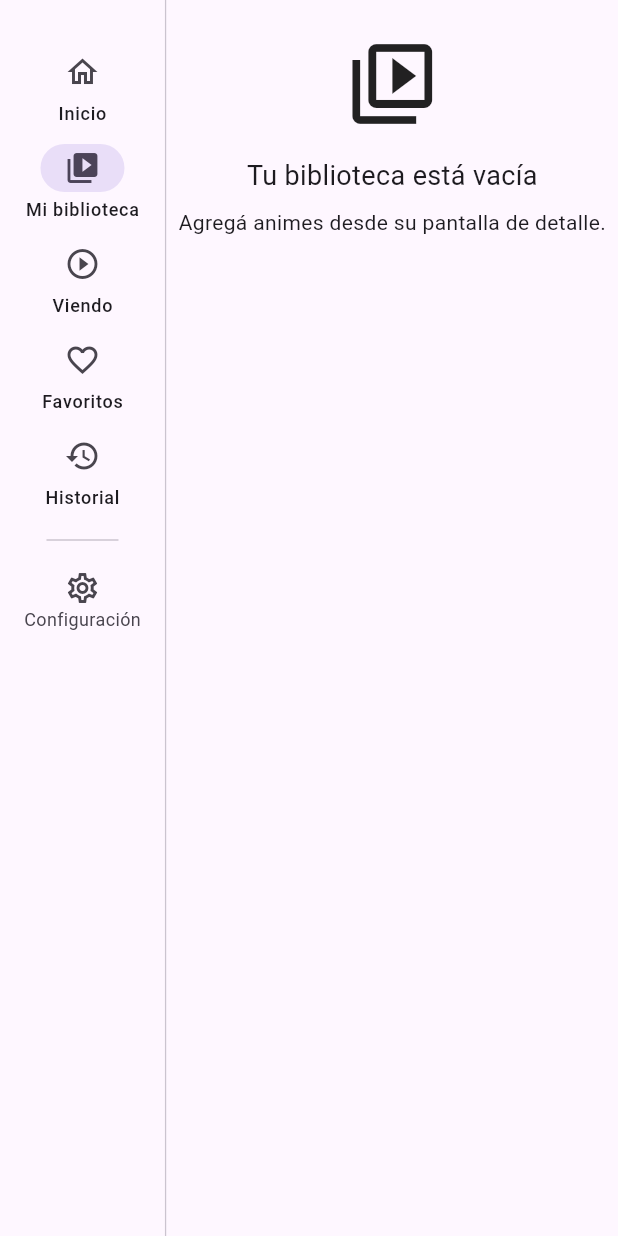
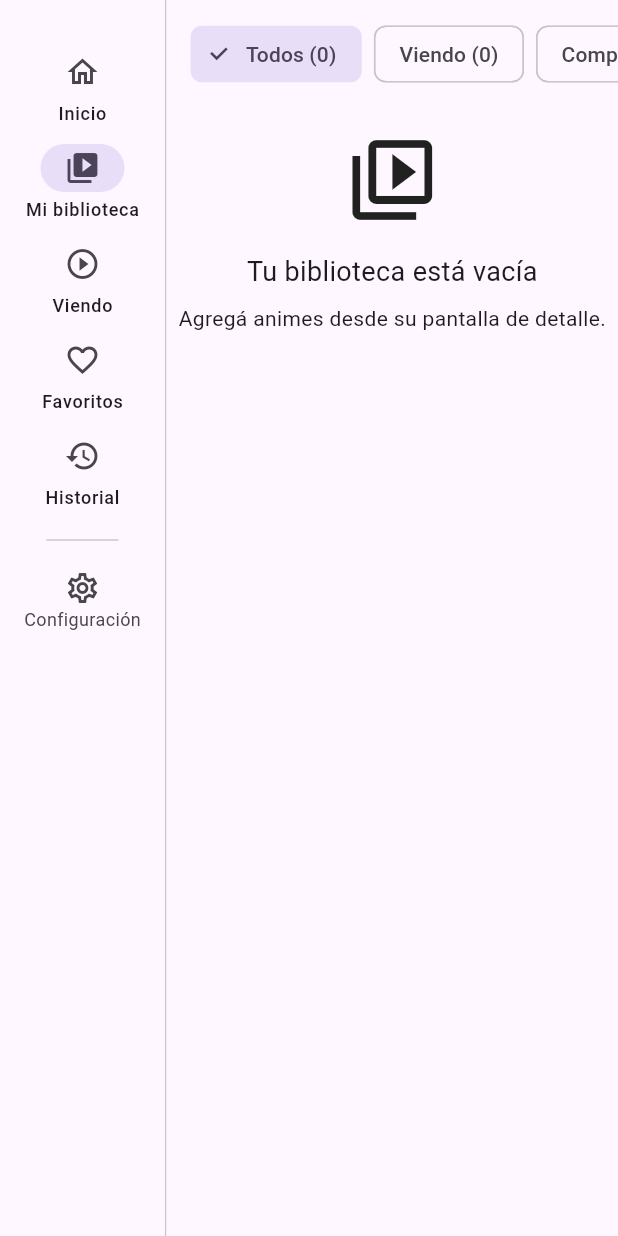
Before and after one commit to AlvaroSalla/anime_tracker, a Flutter app: the screen it shows after launch, after a tap on "Configuración", after a tap on "Inicio", after a tap on "Mi biblioteca", on a phone screen of 412 x 824 dp. Run offline on Flutter 3.47's test engine with Material 3 defaults, Android fonts, the phone set to English and light mode, and no system bars; our stand-ins replace sqflite, sqflite_common_ffi; accounts and stored records are empty; network calls fail.

Commit message:
feat: filtros de estado en mi biblioteca con contador por estado

```diff
--- a/lib/screens/biblioteca_screen.dart
+++ b/lib/screens/biblioteca_screen.dart
@@ -29,16 +29,39 @@ class BibliotecaScreenState extends State<BibliotecaScreen> {
   late final BibliotecaRepository _repository;
   late Future<List<EntradaBiblioteca>> _futuro;
 
+  /// Filtro activo. `null` significa "Todos" (default al entrar).
+  EstadoBiblioteca? _filtroActivo;
+
+  /// Conteos por estado para los chips. Se calculan en memoria sobre
+  /// `obtenerTodas()` (una sola consulta) para no disparar una query
+  /// por chip. La lista visible sí usa `obtenerPorEstado` cuando hay
+  /// filtro (requisito del módulo).
+  Map<EstadoBiblioteca, int> _conteos = {
+    for (final estado in EstadoBiblioteca.values) estado: 0,
+  };
+  int _total = 0;
+
   @override
   void initState() {
     super.initState();
     _repository = widget.repository ?? BibliotecaRepository();
     _futuro = _cargar();
+    // _cargar() actualiza _conteos/_total al completarse, pero la barra
+    // de filtros vive fuera del FutureBuilder: este then la refresca.
+    _futuro.then(
+      (_) {
+        if (mounted) setState(() {});
+      },
+      onError: (error, stack) {
+        if (mounted) setState(() {});
+      },
+    );
   }
 
   /// Relee la base y refresca la UI. Lo llama el [AppShell] cada vez
   /// que se selecciona esta sección, el pull-to-refresh, el botón de
-  /// reintentar y esta misma pantalla al volver del detalle.
+  /// reintentar, esta misma pantalla al volver del detalle y el cambio
+  /// de filtro. Respeta [_filtroActivo]: no lo resetea a "Todos".
   Future<void> recargar() async {
     final futuro = _cargar();
     // Bloque (no `=>`): la asignación devuelve el Future y setState
@@ -46,21 +69,53 @@ class BibliotecaScreenState extends State<BibliotecaScreen> {
     setState(() {
       _futuro = futuro;
     });
+    try {
       await futuro;
+    } finally {
+      // Refresca la barra de filtros (conteos) que está fuera del
+      // FutureBuilder. El `finally` cubre también el caso de error.
+      if (mounted) setState(() {});
+    }
   }
 
   Future<List<EntradaBiblioteca>> _cargar() async {
     try {
-      final entradas = await _repository.obtenerTodas();
+      // Una sola lectura total para los contadores de los chips.
+      final todas = await _repository.obtenerTodas();
+      final conteos = {
+        for (final estado in EstadoBiblioteca.values) estado: 0,
+      };
+      for (final entrada in todas) {
+        conteos[entrada.estado] = (conteos[entrada.estado] ?? 0) + 1;
+      }
+      _conteos = conteos;
+      _total = todas.length;
+      if (_filtroActivo == null) {
         debugPrint(
-        '[Biblioteca] obtenerTodas() → ${entradas.length} entradas: '
-        '${entradas.map((e) => e.animeId).toList()}',
+          '[Biblioteca] obtenerTodas() → ${todas.length} entradas: '
+          '${todas.map((e) => e.animeId).toList()}',
         );
-      return entradas;
+        return todas;
+      }
+      final filtradas =
+          await _repository.obtenerPorEstado(_filtroActivo!);
+      debugPrint(
+        '[Biblioteca] obtenerPorEstado(${_filtroActivo!.name}) → '
+        '${filtradas.length} entradas: '
+        '${filtradas.map((e) => e.animeId).toList()}',
+      );
+      return filtradas;
     } catch (e) {
-      debugPrint('[Biblioteca] obtenerTodas() FALLÓ: $e');
+      debugPrint('[Biblioteca] carga FALLÓ (filtro=${_filtroActivo?.name ?? 'todos'}): $e');
       rethrow;
     }
+  }
+
+  Future<void> _alSeleccionarFiltro(EstadoBiblioteca? filtro) async {
+    if (_filtroActivo == filtro) return;
+    _filtroActivo = filtro;
+    // recargar() hace los setState necesarios (lista + conteos).
+    await recargar();
   }
 
   Future<void> _abrirDetalle(int animeId) async {
@@ -95,11 +150,18 @@ class BibliotecaScreenState extends State<BibliotecaScreen> {
   Widget build(BuildContext context) {
     return Scaffold(
       body: SafeArea(
+        child: Column(
+          crossAxisAlignment: CrossAxisAlignment.stretch,
+          children: [
+            _buildBarraFiltros(),
+            Expanded(
               child: FutureBuilder<List<EntradaBiblioteca>>(
                 future: _futuro,
                 builder: (context, snapshot) {
-            if (snapshot.connectionState == ConnectionState.waiting) {
-              return const Center(child: CircularProgressIndicator());
+                  if (snapshot.connectionState ==
+                      ConnectionState.waiting) {
+                    return const Center(
+                        child: CircularProgressIndicator());
                   }
                   if (snapshot.hasError) {
                     return Center(
@@ -131,20 +193,20 @@ class BibliotecaScreenState extends State<BibliotecaScreen> {
                       onRefresh: recargar,
                       child: ListView(
                         padding: const EdgeInsets.only(top: 24),
-                  children: const [
-                    Icon(
+                        children: [
+                          const Icon(
                             Icons.video_library_outlined,
                             size: 64,
                           ),
-                    SizedBox(height: 16),
+                          const SizedBox(height: 16),
                           Center(
                             child: Text(
-                        'Tu biblioteca está vacía',
-                        style: TextStyle(fontSize: 18),
+                              _mensajeVacio(),
+                              style: const TextStyle(fontSize: 18),
                             ),
                           ),
-                    SizedBox(height: 8),
-                    Center(
+                          const SizedBox(height: 8),
+                          const Center(
                             child: Text(
                               'Agregá animes desde su pantalla de detalle.',
                             ),
@@ -159,10 +221,12 @@ class BibliotecaScreenState extends State<BibliotecaScreen> {
                       padding: const EdgeInsets.only(top: 8, bottom: 24),
                       children: [
                         Padding(
-                    padding: const EdgeInsets.fromLTRB(16, 8, 16, 8),
+                          padding:
+                              const EdgeInsets.fromLTRB(16, 8, 16, 8),
                           child: Text(
                             'Mi biblioteca (${entradas.length})',
-                      style: Theme.of(context).textTheme.titleLarge,
+                            style:
+                                Theme.of(context).textTheme.titleLarge,
                           ),
                         ),
                         ...entradas.map(_buildFila),
@@ -172,7 +236,50 @@ class BibliotecaScreenState extends State<BibliotecaScreen> {
                 },
               ),
             ),
+          ],
+        ),
+      ),
     );
+  }
+
+  /// Fila horizontal de filtros con contadores. "Todos" equivale a
+  /// [_filtroActivo] == null y es el default al entrar.
+  Widget _buildBarraFiltros() {
+    return SingleChildScrollView(
+      scrollDirection: Axis.horizontal,
+      padding: const EdgeInsets.fromLTRB(16, 12, 16, 4),
+      child: Row(
+        children: [
+          ChoiceChip(
+            label: Text('Todos ($_total)'),
+            selected: _filtroActivo == null,
+            onSelected: (seleccionado) {
+              if (seleccionado) _alSeleccionarFiltro(null);
+            },
+          ),
+          for (final estado in EstadoBiblioteca.values) ...[
+            const SizedBox(width: 8),
+            ChoiceChip(
+              label: Text(
+                '${_textoEstado(estado)} (${_conteos[estado] ?? 0})',
+              ),
+              selected: _filtroActivo == estado,
+              onSelected: (seleccionado) {
+                if (seleccionado) _alSeleccionarFiltro(estado);
+              },
+            ),
+          ],
+        ],
+      ),
+    );
+  }
+
+  /// Mensaje de vacío: genérico en "Todos", específico por filtro si
+  /// hay uno activo (p. ej. "No tenés animes en Pendiente todavía").
+  String _mensajeVacio() {
+    final filtro = _filtroActivo;
+    if (filtro == null) return 'Tu biblioteca está vacía';
+    return 'No tenés animes en ${_textoEstado(filtro)} todavía';
   }
 
   Widget _buildFila(EntradaBiblioteca entrada) {
```
Also changed, not shown: lib/screens/detalle_anime_screen.dart (+49 -42 lines), lib/widgets/modal_agregar_biblioteca.dart (added, +357 -0 lines), 2 other files. Lines whose indentation alone changed are shown as unchanged.
